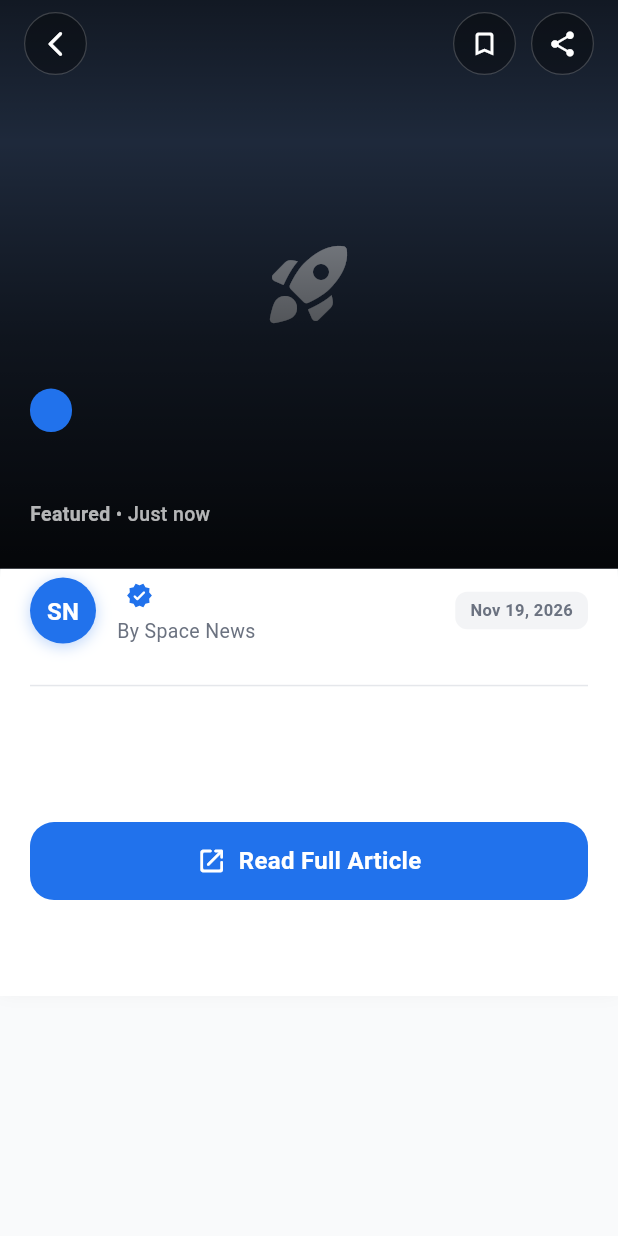
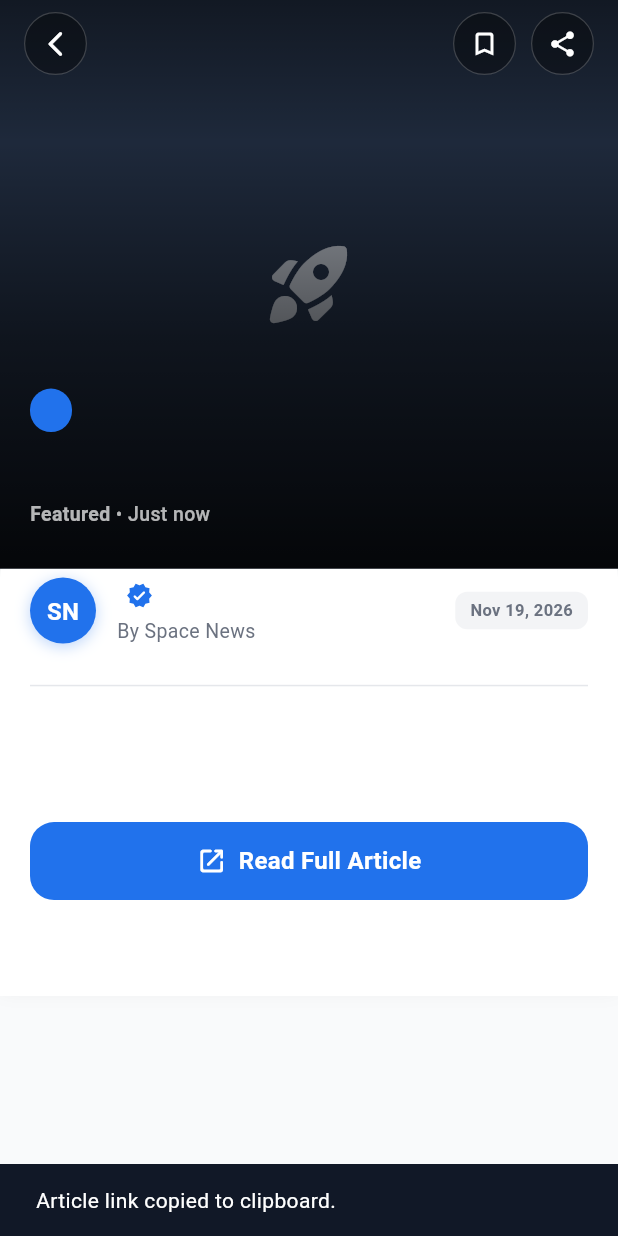
Before and after one commit to fouzzann/News-App, a Flutter app: the ArticleDetailView screen opened directly with empty values, after a tap on the "share" icon, on a phone screen of 412 x 824 dp. Run offline on Flutter 3.47's test engine with Material 3 defaults, Android fonts, the phone set to English and light mode, and no system bars; our stand-ins replace cached_network_image, dio, shimmer; network calls fail.

Commit message:
fix: remove share_plus dependency to resolve Kotlin Gradle Plugin deprecation warning and use native Clipboard sharing

```diff
--- a/lib/views/screens/article_detail_view.dart
+++ b/lib/views/screens/article_detail_view.dart
@@ -1,6 +1,6 @@
 import 'package:cached_network_image/cached_network_image.dart';
 import 'package:flutter/material.dart';
-import 'package:share_plus/share_plus.dart';
+import 'package:flutter/services.dart';
 import 'package:shimmer/shimmer.dart';
 import '../../core/constants/app_colors.dart';
 import '../../core/utils/url_launcher_helper.dart';
@@ -39,9 +39,13 @@ class _ArticleDetailViewState extends State<ArticleDetailView> {
   }
 
   void _shareArticle() {
-    final title = widget.article.title;
-    final url = widget.article.url;
-    Share.share('$title\n\nRead more at: $url');
+    Clipboard.setData(ClipboardData(text: widget.article.url));
+    ScaffoldMessenger.of(context).showSnackBar(
+      const SnackBar(
+        content: Text('Article link copied to clipboard.'),
+        duration: Duration(seconds: 2),
+      ),
+    );
   }
 
   @override
--- a/pubspec.yaml
+++ b/pubspec.yaml
@@ -52,9 +52,6 @@ dependencies:
 
   # Skeleton loading placeholders
   shimmer: ^3.0.0
-
-  # Share article
-  share_plus: ^10.1.2
 
 dev_dependencies:
   flutter_test:
```
Also changed, not shown: pubspec.lock, 3 other files.
